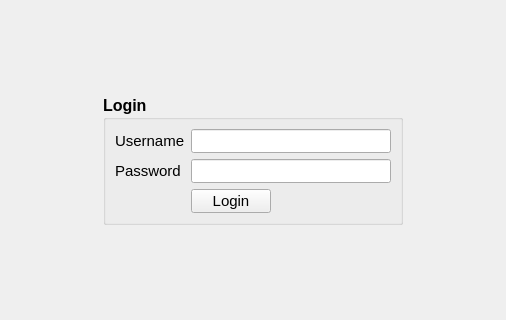
First picture: the form in estorecpp/loginwidget.ui, repository Watti/estorecpp, before the edit.
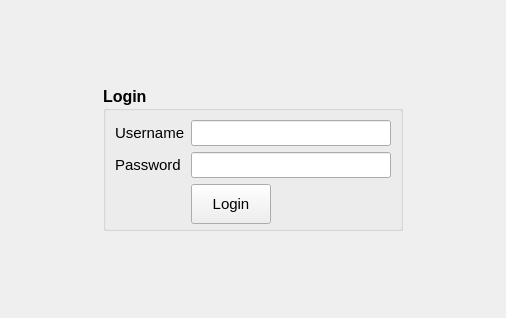
Second picture: the form after the edit.

Diff of the .ui file:
```diff
--- a/estorecpp/loginwidget.ui
+++ b/estorecpp/loginwidget.ui
@@ -7,7 +7,7 @@
     <x>0</x>
     <y>0</y>
     <width>506</width>
-    <height>320</height>
+    <height>318</height>
    </rect>
   </property>
   <property name="windowTitle">
@@ -31,7 +31,7 @@
      <property name="maximumSize">
       <size>
        <width>300</width>
-       <height>130</height>
+       <height>145</height>
       </size>
      </property>
      <property name="font">
@@ -115,6 +115,18 @@
        <layout class="QHBoxLayout" name="horizontalLayout">
         <item>
          <widget class="QPushButton" name="loginButton">
+          <property name="minimumSize">
+           <size>
+            <width>0</width>
+            <height>40</height>
+           </size>
+          </property>
+          <property name="maximumSize">
+           <size>
+            <width>16777215</width>
+            <height>40</height>
+           </size>
+          </property>
           <property name="font">
            <font>
             <pointsize>11</pointsize>
```
